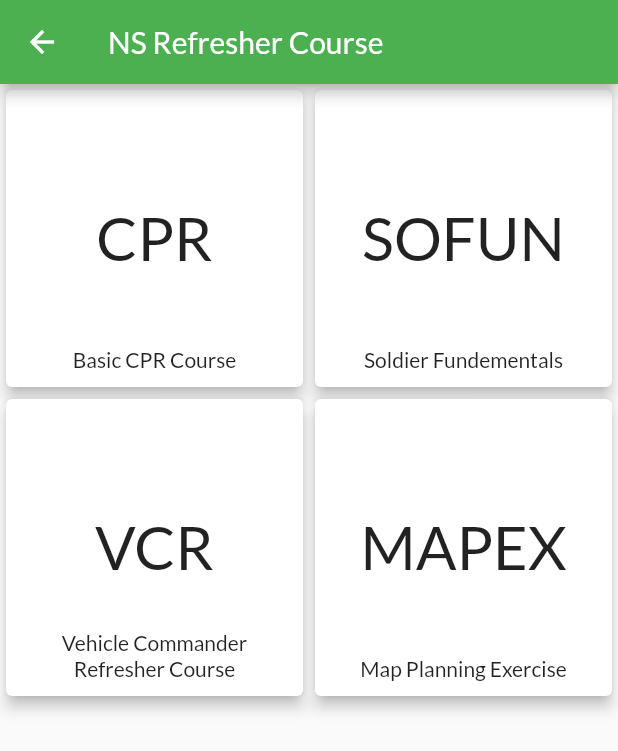
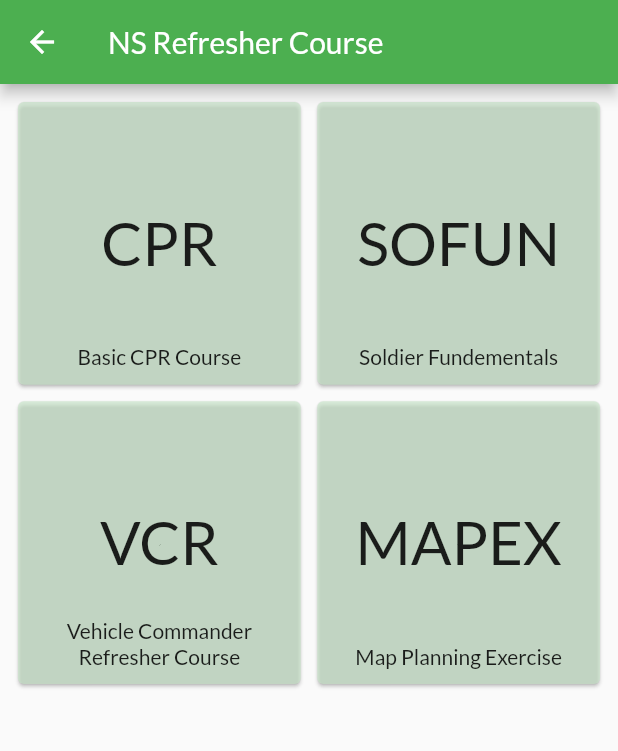
Before and after one commit to firwer/dstahackathon, a Flutter app: the refresherCourseScreen screen opened by its route, on a phone screen of 412 x 824 dp. Shown: the top 751 px of the screen. Run offline on Flutter 3.47's test engine with Material 2 defaults, Android fonts, the light colour scheme and no system bars; our stand-ins replace cloud_firestore, firebase_auth, firebase_core, flutter_svg; accounts and stored records are empty.

Commit message:
Change refresher padding
lookin even better now!

```diff
--- a/code-exp/lib/pages/refresher/refresherCourse.dart
+++ b/code-exp/lib/pages/refresher/refresherCourse.dart
@@ -14,14 +14,20 @@ class _refresherCourseScreenState extends State<refresherCourseScreen> {
   Widget build(BuildContext context) {
     return Scaffold(
         appBar: AppBar(title: Text('NS Refresher Course')),
-        body: GridView.builder(
-            gridDelegate:
-                SliverGridDelegateWithFixedCrossAxisCount(crossAxisCount: 2),
+        body: Padding(
+          padding: const EdgeInsets.all(8.0),
+          child: GridView.builder(
+              gridDelegate: SliverGridDelegateWithFixedCrossAxisCount(
+                crossAxisCount: 2,
+                mainAxisSpacing: 3,
+                crossAxisSpacing: 3,
+              ),
               itemCount: course.length,
               itemBuilder: (context, index) {
                 var item = course[index];
                 return Card(
-                  elevation: 4.0,
+                    color: Color(0xA0C8E6C9),
+                    elevation: 1.0,
                     child: Stack(
                       fit: StackFit.loose,
                       alignment: Alignment.center,
@@ -67,6 +73,7 @@ class _refresherCourseScreenState extends State<refresherCourseScreen> {
                         ),
                       ],
                     ));
-            }));
+              }),
+        ));
   }
 }
```
Lines whose indentation alone changed are shown as unchanged.
